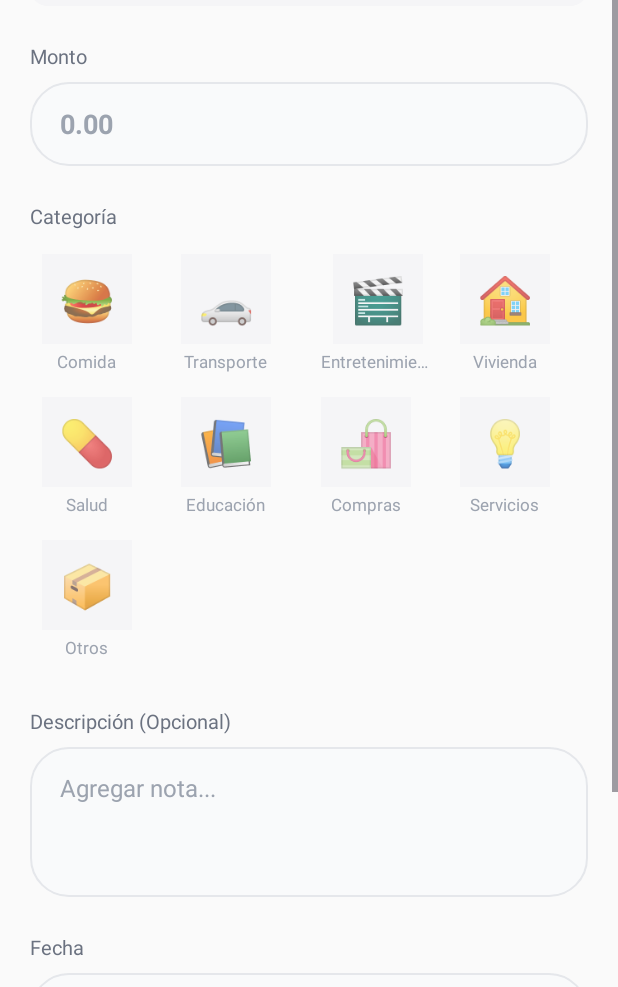
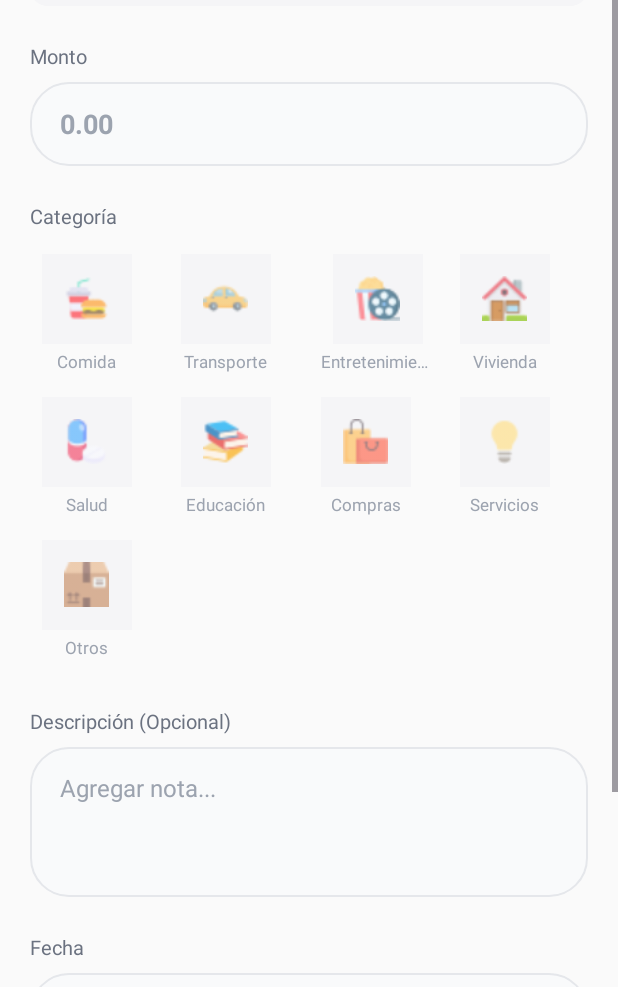
Before and after one commit to cruzjeff225/GastoApp, an Android app: the AddTransactionActivity screen opened directly, with no data from a screen before it, on a phone screen of 412 x 824 dp, the part 249-1236 px from its top. Run offline under Robolectric (Android 15) with nearby library versions, the phone set to English and light mode, and no system bars; our stand-ins replace Firebase (no records; nobody signed in at launch, a user with empty details on screens opened directly).

Commit message:
visual: adding icons fot visual improvement

```diff
--- a/app/src/main/java/com/cruzjeff225/gastoapp/adapters/CategoryAdapter.kt
+++ b/app/src/main/java/com/cruzjeff225/gastoapp/adapters/CategoryAdapter.kt
@@ -36,17 +36,17 @@ class CategoryAdapter(
 
         fun bind(category: Category, isSelected: Boolean) {
             with(binding) {
-                tvCategoryIcon.text = category.icon
+                ivCategoryIcon.setImageResource(category.icon)
                 tvCategoryName.text = category.name
 
                 // Color selected category
                 if (isSelected) {
                     categoryBackground.setBackgroundColor(Color.parseColor(category.color))
-                    tvCategoryIcon.alpha = 1f
+                    ivCategoryIcon.alpha = 1f
                     tvCategoryName.setTextColor(Color.parseColor(category.color))
                 } else {
                     categoryBackground.setBackgroundColor("#F5F5F7".toColorInt())
-                    tvCategoryIcon.alpha = 0.7f
+                    ivCategoryIcon.alpha = 0.7f
                     tvCategoryName.setTextColor("#9CA3AF".toColorInt())
                 }
 
--- a/app/src/main/java/com/cruzjeff225/gastoapp/data/model/Category.kt
+++ b/app/src/main/java/com/cruzjeff225/gastoapp/data/model/Category.kt
@@ -1,32 +1,35 @@
 package com.cruzjeff225.gastoapp.data.model
+
+import androidx.annotation.DrawableRes
+import com.cruzjeff225.gastoapp.R
 
 data class Category(
     val id: String,
     val name: String,
-    val icon: String,
+    @DrawableRes val icon: Int,
     val color: String,
     val type: TransactionType
 )
 
 object Categories {
     val EXPENSE_CATEGORIES = listOf(
-        Category("1", "Comida", "🍔", "#FF6B6B", TransactionType.EXPENSE),
-        Category("2", "Transporte", "🚗", "#4ECDC4", TransactionType.EXPENSE),
-        Category("3", "Entretenimiento", "🎬", "#45B7D1", TransactionType.EXPENSE),
-        Category("4", "Vivienda", "🏠", "#96CEB4", TransactionType.EXPENSE),
-        Category("5", "Salud", "💊", "#DDA15E", TransactionType.EXPENSE),
-        Category("6", "Educación", "📚", "#BC6C25", TransactionType.EXPENSE),
-        Category("7", "Compras", "🛍️", "#E63946", TransactionType.EXPENSE),
-        Category("8", "Servicios", "💡", "#457B9D", TransactionType.EXPENSE),
-        Category("9", "Otros", "📦", "#8D99AE", TransactionType.EXPENSE)
+        Category("1", "Comida", R.drawable.ic_expense_comida, "#FF6B6B", TransactionType.EXPENSE),
+        Category("2", "Transporte", R.drawable.ic_expense_transporte, "#4ECDC4", TransactionType.EXPENSE),
+        Category("3", "Entretenimiento", R.drawable.ic_expense_entretenimiento, "#45B7D1", TransactionType.EXPENSE),
+        Category("4", "Vivienda", R.drawable.ic_expense_vivienda, "#96CEB4", TransactionType.EXPENSE),
+        Category("5", "Salud", R.drawable.ic_expense_salud, "#DDA15E", TransactionType.EXPENSE),
+        Category("6", "Educación", R.drawable.ic_expense_educacion, "#BC6C25", TransactionType.EXPENSE),
+        Category("7", "Compras", R.drawable.ic_expense_compras, "#E63946", TransactionType.EXPENSE),
+        Category("8", "Servicios", R.drawable.ic_expense_servicios, "#457B9D", TransactionType.EXPENSE),
+        Category("9", "Otros", R.drawable.ic_expense_otros, "#8D99AE", TransactionType.EXPENSE)
     )
 
     val INCOME_CATEGORIES = listOf(
-        Category("10", "Salario", "💼", "#06D6A0", TransactionType.INCOME),
-        Category("11", "Freelance", "💻", "#118AB2", TransactionType.INCOME),
-        Category("12", "Inversiones", "📈", "#073B4C", TransactionType.INCOME),
-        Category("13", "Regalo", "🎁", "#EF476F", TransactionType.INCOME),
-        Category("14", "Otros", "💰", "#FFD166", TransactionType.INCOME)
+        Category("10", "Salario", R.drawable.ic_income_salario, "#06D6A0", TransactionType.INCOME),
+        Category("11", "Freelance", R.drawable.ic_income_freelance, "#118AB2", TransactionType.INCOME),
+        Category("12", "Inversiones", R.drawable.ic_income_inversiones, "#073B4C", TransactionType.INCOME),
+        Category("13", "Regalo", R.drawable.ic_income_regalo, "#EF476F", TransactionType.INCOME),
+        Category("14", "Otros", R.drawable.ic_income_otros, "#FFD166", TransactionType.INCOME)
     )
 
     fun getAll() = EXPENSE_CATEGORIES + INCOME_CATEGORIES
--- a/app/src/main/res/layout/item_category.xml
+++ b/app/src/main/res/layout/item_category.xml
@@ -1,6 +1,7 @@
 <?xml version="1.0" encoding="utf-8"?>
 <LinearLayout
     xmlns:android="http://schemas.android.com/apk/res/android"
+    xmlns:tools="http://schemas.android.com/tools"
     android:layout_width="wrap_content"
     android:layout_height="wrap_content"
     android:orientation="vertical"
@@ -13,13 +14,12 @@
         android:layout_height="60dp"
         android:background="@drawable/bg_icon_circle">
 
-        <TextView
-            android:id="@+id/tvCategoryIcon"
-            android:layout_width="match_parent"
-            android:layout_height="match_parent"
-            android:text="🍔"
-            android:textSize="30sp"
-            android:gravity="center"/>
+        <ImageView
+            android:id="@+id/ivCategoryIcon"
+            android:layout_width="30dp"
+            android:layout_height="30dp"
+            android:layout_gravity="center"
+            tools:src="@drawable/ic_expense_comida" />
     </FrameLayout>
 
     <TextView
```
Also changed, not shown: app/src/main/java/com/cruzjeff225/gastoapp/adapters/TransactionAdapters.kt (+9 -7 lines), app/src/main/res/layout/item_transaction.xml (+6 -7 lines), app/src/main/res/drawable/ic_expense_comida.png (added), app/src/main/res/drawable/ic_expense_compras.png (added), app/src/main/res/drawable/ic_expense_educacion.png (added), app/src/main/res/drawable/ic_expense_entretenimiento.png (added), app/src/main/res/drawable/ic_expense_otros.png (added), app/src/main/res/drawable/ic_expense_salud.png (added), app/src/main/res/drawable/ic_expense_servicios.png (added), app/src/main/res/drawable/ic_expense_transporte.png (added), app/src/main/res/drawable/ic_expense_vivienda.png (added), app/src/main/res/drawable/ic_income_freelance.png (added), app/src/main/res/drawable/ic_income_inversiones.png (added), app/src/main/res/drawable/ic_income_otros.png (added), 2 more files.
